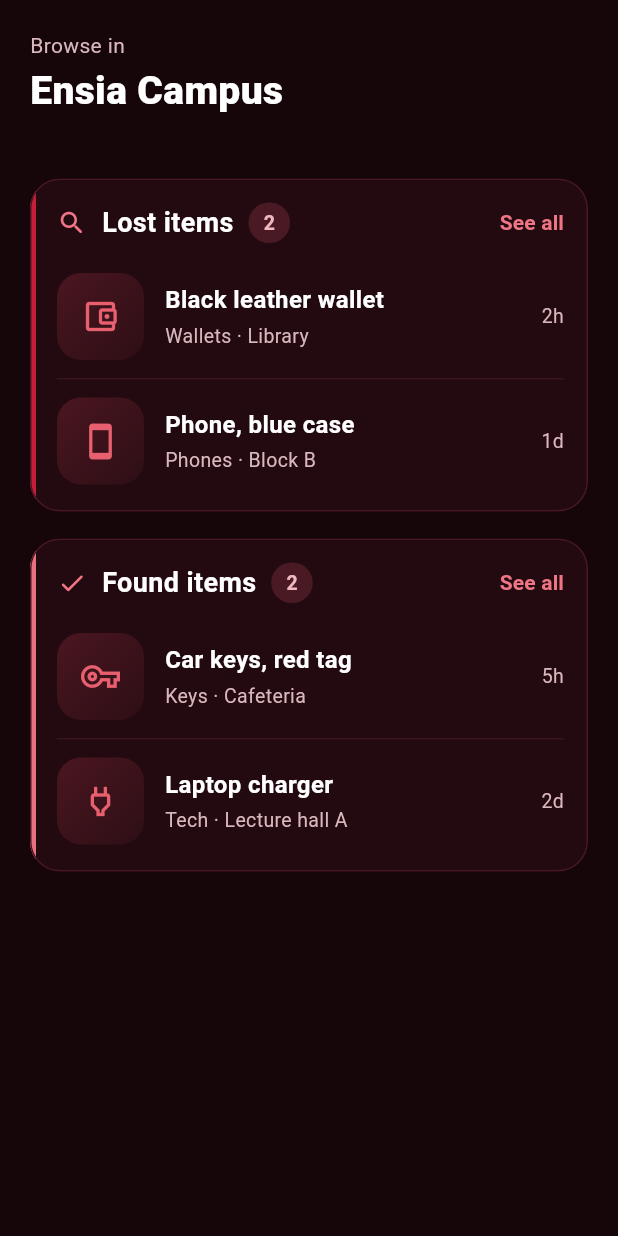
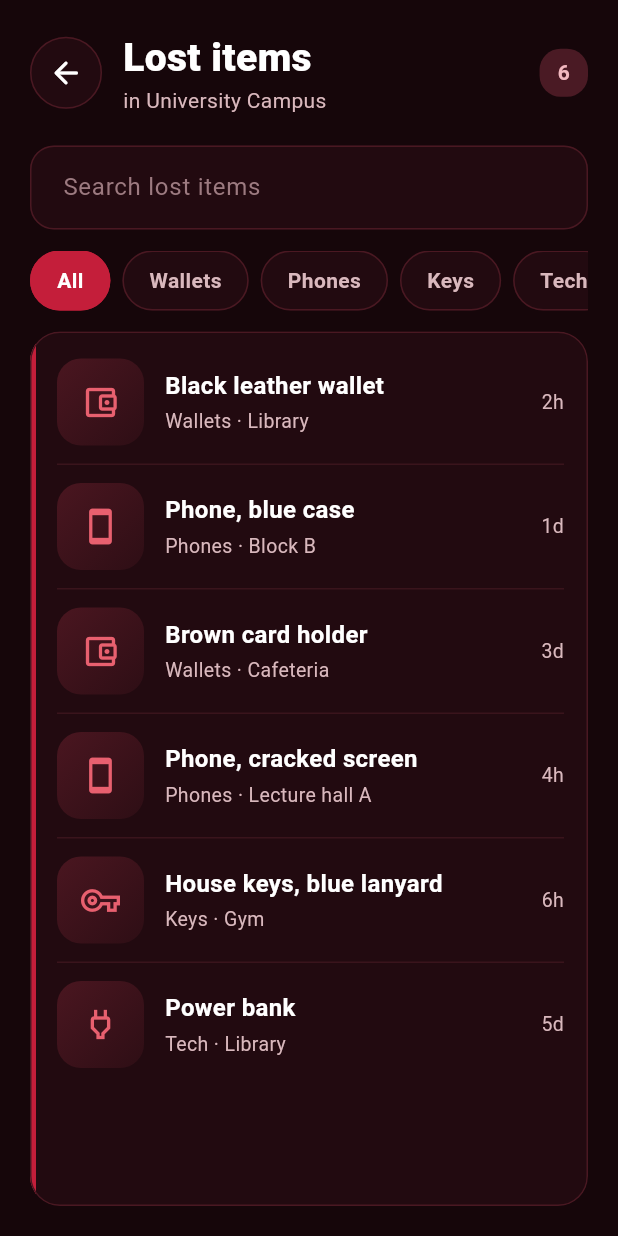
Before and after one commit to AYA837/Findy, a Flutter app: the CommunityBrowsePage screen opened directly, after a tap on "See all", on a phone screen of 412 x 824 dp. Run offline on Flutter 3.47's test engine with Material 3 defaults, Android fonts, the phone set to English and light mode, and no system bars.

Commit message:
added navigator to search a lost item page

```diff
--- a/lib/screens/communities/browseScreen.dart
+++ b/lib/screens/communities/browseScreen.dart
@@ -20,6 +20,7 @@
 // ============================================================================
 
 import 'package:flutter/material.dart';
+import 'package:hello_ensia/screens/communities/browseLostItems.dart';
 
 import '../../theme/app_colors.dart';
 
@@ -102,7 +103,6 @@ final List<ReportedItem> _sampleLostItems = [
   ),
 ];
 
-
 //dummy data of found items and lost items
 final List<ReportedItem> _sampleFoundItems = [
   ReportedItem(
@@ -171,7 +171,6 @@ class CommunityBrowsePage extends StatelessWidget {
             const SizedBox(height: 20),
 
             // TODO(backend): filter both lists as the user types.
-
             const SizedBox(height: 20),
 
             // ---------------- Lost items ----------------
@@ -241,10 +240,7 @@ class BrowseHeader extends StatelessWidget {
             children: [
               const Text(
                 'Browse in',
-                style: TextStyle(
-                  color: AppColors.textSecondary,
-                  fontSize: 14,
-                ),
+                style: TextStyle(color: AppColors.textSecondary, fontSize: 14),
               ),
               const SizedBox(height: 2),
               Text(
@@ -260,7 +256,6 @@ class BrowseHeader extends StatelessWidget {
             ],
           ),
         ),
-
       ],
     );
   }
@@ -299,7 +294,6 @@ class _LivePill extends StatelessWidget {
 }
 
 //----------------------------------------------------------------------------
-
 
 // ----------------------------------------------------------------------------
 // ItemsSectionCard: a card with a colored left strip, a header
@@ -419,7 +413,32 @@ class _SectionHeader extends StatelessWidget {
         _CountBadge(count: count),
         const Spacer(), // pushes "See all" to the far right
         TextButton(
-          onPressed: onSeeAll,
+          onPressed: () {
+            Navigator.push(
+              context,
+              PageRouteBuilder(
+                pageBuilder: (context, animation, secondaryAnimation) =>
+                    const LostItemsPage(),
+                transitionsBuilder:
+                    (context, animation, secondaryAnimation, child) {
+                      const begin = Offset(1.0, 0.0); // Start from bottom
+                      const end = Offset.zero; // End at normal position
+                      const curve = Curves.easeInOutCubicEmphasized;
+
+                      var tween = Tween(
+                        begin: begin,
+                        end: end,
+                      ).chain(CurveTween(curve: curve));
+
+                      return SlideTransition(
+                        position: animation.drive(tween),
+                        child: child,
+                      );
+                    },
+                transitionDuration: const Duration(milliseconds: 500),
+              ),
+            );
+          },
           style: TextButton.styleFrom(
             foregroundColor: AppColors.accentText,
             padding: EdgeInsets.zero,
```
